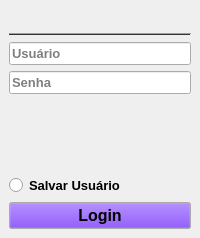
This is resources/uis/login.ui in foxtec198/Desktop_GQR as Qt 5 draws it before an edit. The edited form follows.
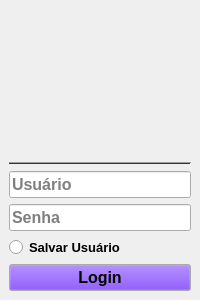
This is the edited form. Icons and pictures are not drawn.

```diff
--- a/resources/uis/login.ui
+++ b/resources/uis/login.ui
@@ -13,7 +13,7 @@
     <x>0</x>
     <y>0</y>
     <width>200</width>
-    <height>238</height>
+    <height>300</height>
    </rect>
   </property>
   <property name="sizePolicy">
@@ -25,7 +25,7 @@
   <property name="minimumSize">
    <size>
     <width>200</width>
-    <height>200</height>
+    <height>300</height>
    </size>
   </property>
   <property name="maximumSize">
@@ -185,7 +185,7 @@
      <widget class="QLineEdit" name="entryUser">
       <property name="font">
        <font>
-        <pointsize>10</pointsize>
+        <pointsize>12</pointsize>
        </font>
       </property>
       <property name="toolTip">
@@ -206,7 +206,7 @@
      <widget class="QLineEdit" name="entryPasw">
       <property name="font">
        <font>
-        <pointsize>10</pointsize>
+        <pointsize>12</pointsize>
        </font>
       </property>
       <property name="toolTip">
@@ -232,19 +232,6 @@
       </property>
      </widget>
     </item>
-    <item>
-     <spacer name="verticalSpacer">
-      <property name="orientation">
-       <enum>Qt::Vertical</enum>
-      </property>
-      <property name="sizeHint" stdset="0">
-       <size>
-        <width>20</width>
-        <height>40</height>
-       </size>
-      </property>
-     </spacer>
-    </item>
     <item>
      <widget class="QRadioButton" name="saveUser">
       <property name="font">
@@ -252,6 +239,9 @@
         <pointsize>10</pointsize>
        </font>
       </property>
+      <property name="layoutDirection">
+       <enum>Qt::LeftToRight</enum>
+      </property>
       <property name="text">
        <string>Salvar Usuário</string>
       </property>
@@ -271,8 +261,8 @@
       </property>
       <property name="iconSize">
        <size>
-        <width>18</width>
-        <height>18</height>
+        <width>20</width>
+        <height>20</height>
        </size>
       </property>
       <property name="shortcut">
```
Left out of the diff: 5 changed lines with no effect on the pictures.
